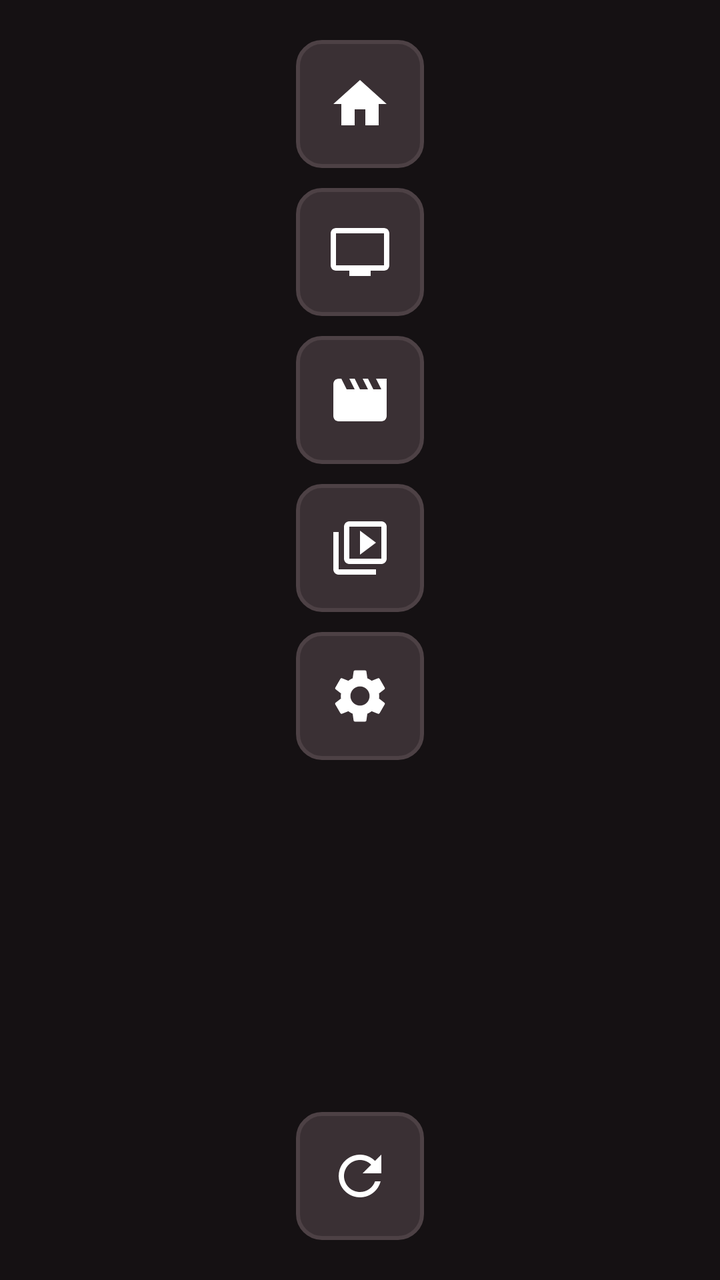
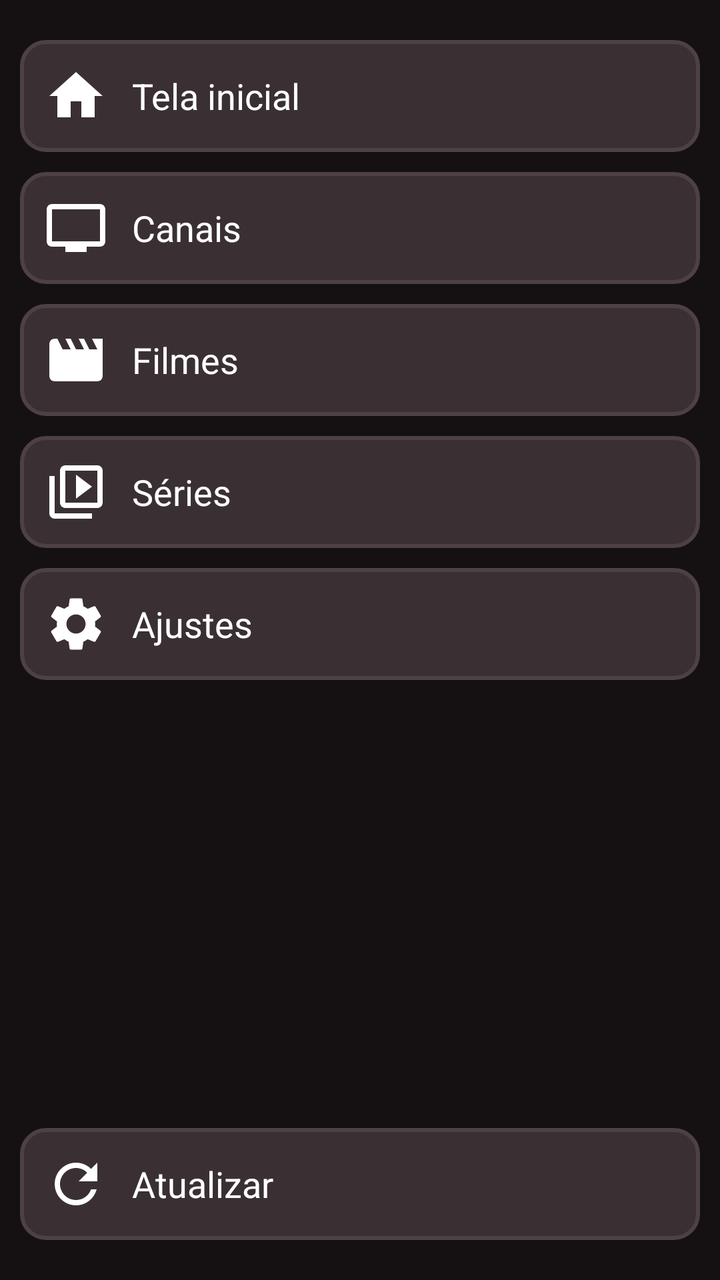

An Android layout rendered at two revisions. The XML below is the earlier revision; the diff shows what the commit changed to produce the second picture.
<!-- AndroidManifest.xml: application theme android:Theme.Material.NoActionBar -->
<!-- res/layout/layout_nav.xml -->
<?xml version="1.0" encoding="utf-8"?>
<LinearLayout xmlns:android="http://schemas.android.com/apk/res/android"
    android:id="@+id/group_nav"
    android:layout_width="88dp"
    android:layout_height="match_parent"
    android:background="#151113"
    android:gravity="center_horizontal"
    android:orientation="vertical"
    android:paddingTop="20dp"
    android:paddingBottom="20dp">

    <ImageButton
        android:id="@+id/nav_home"
        android:layout_width="64dp"
        android:layout_height="64dp"
        android:layout_marginBottom="10dp"
        android:background="@drawable/bg_button"
        android:contentDescription="Tela inicial"
        android:focusable="true"
        android:scaleType="center"
        android:src="@drawable/ic_nav_home" />

    <ImageButton
        android:id="@+id/nav_live"
        android:layout_width="64dp"
        android:layout_height="64dp"
        android:layout_marginBottom="10dp"
        android:background="@drawable/bg_button"
        android:contentDescription="Canais"
        android:focusable="true"
        android:scaleType="center"
        android:src="@drawable/ic_nav_live" />

    <ImageButton
        android:id="@+id/nav_movie"
        android:layout_width="64dp"
        android:layout_height="64dp"
        android:layout_marginBottom="10dp"
        android:background="@drawable/bg_button"
        android:contentDescription="Filmes"
        android:focusable="true"
        android:scaleType="center"
        android:src="@drawable/ic_nav_movie" />

    <ImageButton
        android:id="@+id/nav_series"
        android:layout_width="64dp"
        android:layout_height="64dp"
        android:layout_marginBottom="10dp"
        android:background="@drawable/bg_button"
        android:contentDescription="Séries"
        android:focusable="true"
        android:scaleType="center"
        android:src="@drawable/ic_nav_series" />

    <ImageButton
        android:id="@+id/nav_settings"
        android:layout_width="64dp"
        android:layout_height="64dp"
        android:background="@drawable/bg_button"
        android:contentDescription="Ajustes"
        android:focusable="true"
        android:scaleType="center"
        android:src="@drawable/ic_nav_settings" />

    <View
        android:layout_width="match_parent"
        android:layout_height="0dp"
        android:layout_weight="1" />

    <ImageButton
        android:id="@+id/nav_refresh"
        android:layout_width="64dp"
        android:layout_height="64dp"
        android:background="@drawable/bg_button"
        android:contentDescription="Atualizar lista"
        android:focusable="true"
        android:scaleType="center"
        android:src="@drawable/ic_nav_refresh" />
</LinearLayout>
<!-- resources referenced by this layout -->
<resources>
  <!-- drawable bg_button (drawable) -->
  <?xml version="1.0" encoding="utf-8"?>
  <selector xmlns:android="http://schemas.android.com/apk/res/android">
  
      <item android:state_focused="true">
          <shape android:shape="rectangle">
              <solid android:color="#E50914" />
              <stroke
                  android:width="4dp"
                  android:color="#FFFFFF" />
              <corners android:radius="12dp" />
          </shape>
      </item>
  
      <item android:state_pressed="true">
          <shape android:shape="rectangle">
              <solid android:color="#B20710" />
              <stroke
                  android:width="4dp"
                  android:color="#FFFFFF" />
              <corners android:radius="12dp" />
          </shape>
      </item>
  
      <item>
          <shape android:shape="rectangle">
              <solid android:color="#3A3034" />
              <stroke
                  android:width="2dp"
                  android:color="#4D4145" />
              <corners android:radius="12dp" />
          </shape>
      </item>
  
  </selector>
  <!-- drawable ic_nav_home (drawable) -->
  <?xml version="1.0" encoding="utf-8"?>
  <vector xmlns:android="http://schemas.android.com/apk/res/android"
      android:width="32dp"
      android:height="32dp"
      android:viewportWidth="24"
      android:viewportHeight="24">
      <path
          android:fillColor="#FFFFFF"
          android:pathData="M10,20v-6h4v6h5v-8h3L12,3 2,12h3v8z" />
  </vector>
  <!-- drawable ic_nav_live (drawable) -->
  <?xml version="1.0" encoding="utf-8"?>
  <vector xmlns:android="http://schemas.android.com/apk/res/android"
      android:width="32dp"
      android:height="32dp"
      android:viewportWidth="24"
      android:viewportHeight="24">
      <path
          android:fillColor="#FFFFFF"
          android:pathData="M21,3L3,3c-1.1,0 -2,0.9 -2,2v12c0,1.1 0.9,2 2,2h5v2h8v-2h5c1.1,0 1.99,-0.9 1.99,-2L23,5c0,-1.1 -0.9,-2 -2,-2zM21,17L3,17L3,5h18v12z" />
  </vector>
  <!-- drawable ic_nav_movie (drawable) -->
  <?xml version="1.0" encoding="utf-8"?>
  <vector xmlns:android="http://schemas.android.com/apk/res/android"
      android:width="32dp"
      android:height="32dp"
      android:viewportWidth="24"
      android:viewportHeight="24">
      <path
          android:fillColor="#FFFFFF"
          android:pathData="M18,4l2,4h-3l-2,-4h-2l2,4h-3l-2,-4H8l2,4H7L5,4H4c-1.1,0 -1.99,0.9 -1.99,2L2,18c0,1.1 0.9,2 2,2h16c1.1,0 2,-0.9 2,-2V4h-4z" />
  </vector>
  <!-- drawable ic_nav_refresh (drawable) -->
  <?xml version="1.0" encoding="utf-8"?>
  <vector xmlns:android="http://schemas.android.com/apk/res/android"
      android:width="32dp"
      android:height="32dp"
      android:viewportWidth="24"
      android:viewportHeight="24">
      <path
          android:fillColor="#FFFFFF"
          android:pathData="M17.65,6.35C16.2,4.9 14.21,4 12,4c-4.42,0 -7.99,3.58 -7.99,8s3.57,8 7.99,8c3.73,0 6.84,-2.55 7.73,-6h-2.08c-0.82,2.33 -3.04,4 -5.65,4 -3.31,0 -6,-2.69 -6,-6s2.69,-6 6,-6c1.66,0 3.14,0.69 4.22,1.78L13,11h7V4l-2.35,2.35z" />
  </vector>
  <!-- drawable ic_nav_series (drawable) -->
  <?xml version="1.0" encoding="utf-8"?>
  <vector xmlns:android="http://schemas.android.com/apk/res/android"
      android:width="32dp"
      android:height="32dp"
      android:viewportWidth="24"
      android:viewportHeight="24">
      <path
          android:fillColor="#FFFFFF"
          android:pathData="M4,6H2v14c0,1.1 0.9,2 2,2h14v-2H4V6zM20,2H8c-1.1,0 -2,0.9 -2,2v12c0,1.1 0.9,2 2,2h12c1.1,0 2,-0.9 2,-2V4c0,-1.1 -0.9,-2 -2,-2zM20,16H8V4h12v12zM12,5.5v9l6,-4.5z" />
  </vector>
  <!-- unchanged entries left out for length: 1 -->
</resources>

<!-- the commit's change to res/layout/layout_nav.xml (unified diff, before → after) -->
@@ -1,80 +1,139 @@
 <?xml version="1.0" encoding="utf-8"?>
 <LinearLayout xmlns:android="http://schemas.android.com/apk/res/android"
     android:id="@+id/group_nav"
-    android:layout_width="88dp"
+    android:layout_width="200dp"
     android:layout_height="match_parent"
     android:background="#151113"
-    android:gravity="center_horizontal"
     android:orientation="vertical"
     android:paddingTop="20dp"
     android:paddingBottom="20dp">
 
-    <ImageButton
+    <TextView
         android:id="@+id/nav_home"
-        android:layout_width="64dp"
-        android:layout_height="64dp"
+        android:layout_width="match_parent"
+        android:layout_height="56dp"
+        android:layout_marginLeft="10dp"
+        android:layout_marginRight="10dp"
         android:layout_marginBottom="10dp"
         android:background="@drawable/bg_button"
+        android:clickable="true"
         android:contentDescription="Tela inicial"
+        android:drawableLeft="@drawable/ic_nav_home"
+        android:drawablePadding="12dp"
         android:focusable="true"
-        android:scaleType="center"
-        android:src="@drawable/ic_nav_home" />
+        android:gravity="center_vertical"
+        android:paddingLeft="12dp"
+        android:paddingRight="8dp"
+        android:singleLine="true"
+        android:text="Tela inicial"
+        android:textColor="#FFFFFF"
+        android:textSize="18sp" />
 
-    <ImageButton
+    <TextView
         android:id="@+id/nav_live"
-        android:layout_width="64dp"
-        android:layout_height="64dp"
+        android:layout_width="match_parent"
+        android:layout_height="56dp"
+        android:layout_marginLeft="10dp"
+        android:layout_marginRight="10dp"
         android:layout_marginBottom="10dp"
         android:background="@drawable/bg_button"
+        android:clickable="true"
         android:contentDescription="Canais"
+        android:drawableLeft="@drawable/ic_nav_live"
+        android:drawablePadding="12dp"
         android:focusable="true"
-        android:scaleType="center"
-        android:src="@drawable/ic_nav_live" />
+        android:gravity="center_vertical"
+        android:paddingLeft="12dp"
+        android:paddingRight="8dp"
+        android:singleLine="true"
+        android:text="Canais"
+        android:textColor="#FFFFFF"
+        android:textSize="18sp" />
 
-    <ImageButton
+    <TextView
         android:id="@+id/nav_movie"
-        android:layout_width="64dp"
-        android:layout_height="64dp"
+        android:layout_width="match_parent"
+        android:layout_height="56dp"
+        android:layout_marginLeft="10dp"
+        android:layout_marginRight="10dp"
         android:layout_marginBottom="10dp"
         android:background="@drawable/bg_button"
+        android:clickable="true"
         android:contentDescription="Filmes"
+        android:drawableLeft="@drawable/ic_nav_movie"
+        android:drawablePadding="12dp"
         android:focusable="true"
-        android:scaleType="center"
-        android:src="@drawable/ic_nav_movie" />
+        android:gravity="center_vertical"
+        android:paddingLeft="12dp"
+        android:paddingRight="8dp"
+        android:singleLine="true"
+        android:text="Filmes"
+        android:textColor="#FFFFFF"
+        android:textSize="18sp" />
 
-    <ImageButton
+    <TextView
         android:id="@+id/nav_series"
-        android:layout_width="64dp"
-        android:layout_height="64dp"
+        android:layout_width="match_parent"
+        android:layout_height="56dp"
+        android:layout_marginLeft="10dp"
+        android:layout_marginRight="10dp"
         android:layout_marginBottom="10dp"
         android:background="@drawable/bg_button"
+        android:clickable="true"
         android:contentDescription="Séries"
+        android:drawableLeft="@drawable/ic_nav_series"
+        android:drawablePadding="12dp"
         android:focusable="true"
-        android:scaleType="center"
-        android:src="@drawable/ic_nav_series" />
+        android:gravity="center_vertical"
+        android:paddingLeft="12dp"
+        android:paddingRight="8dp"
+        android:singleLine="true"
+        android:text="Séries"
+        android:textColor="#FFFFFF"
+        android:textSize="18sp" />
 
-    <ImageButton
+    <TextView
         android:id="@+id/nav_settings"
-        android:layout_width="64dp"
-        android:layout_height="64dp"
+        android:layout_width="match_parent"
+        android:layout_height="56dp"
+        android:layout_marginLeft="10dp"
+        android:layout_marginRight="10dp"
         android:background="@drawable/bg_button"
+        android:clickable="true"
         android:contentDescription="Ajustes"
+        android:drawableLeft="@drawable/ic_nav_settings"
+        android:drawablePadding="12dp"
         android:focusable="true"
-        android:scaleType="center"
-        android:src="@drawable/ic_nav_settings" />
+        android:gravity="center_vertical"
+        android:paddingLeft="12dp"
+        android:paddingRight="8dp"
+        android:singleLine="true"
+        android:text="Ajustes"
+        android:textColor="#FFFFFF"
+        android:textSize="18sp" />
 
     <View
         android:layout_width="match_parent"
         android:layout_height="0dp"
         android:layout_weight="1" />
 
-    <ImageButton
+    <TextView
         android:id="@+id/nav_refresh"
-        android:layout_width="64dp"
-        android:layout_height="64dp"
+        android:layout_width="match_parent"
+        android:layout_height="56dp"
+        android:layout_marginLeft="10dp"
+        android:layout_marginRight="10dp"
         android:background="@drawable/bg_button"
+        android:clickable="true"
         android:contentDescription="Atualizar lista"
+        android:drawableLeft="@drawable/ic_nav_refresh"
+        android:drawablePadding="12dp"
         android:focusable="true"
-        android:scaleType="center"
-        android:src="@drawable/ic_nav_refresh" />
+        android:gravity="center_vertical"
+        android:paddingLeft="12dp"
+        android:paddingRight="8dp"
+        android:singleLine="true"
+        android:text="Atualizar"
+        android:textColor="#FFFFFF"
+        android:textSize="18sp" />
 </LinearLayout>
